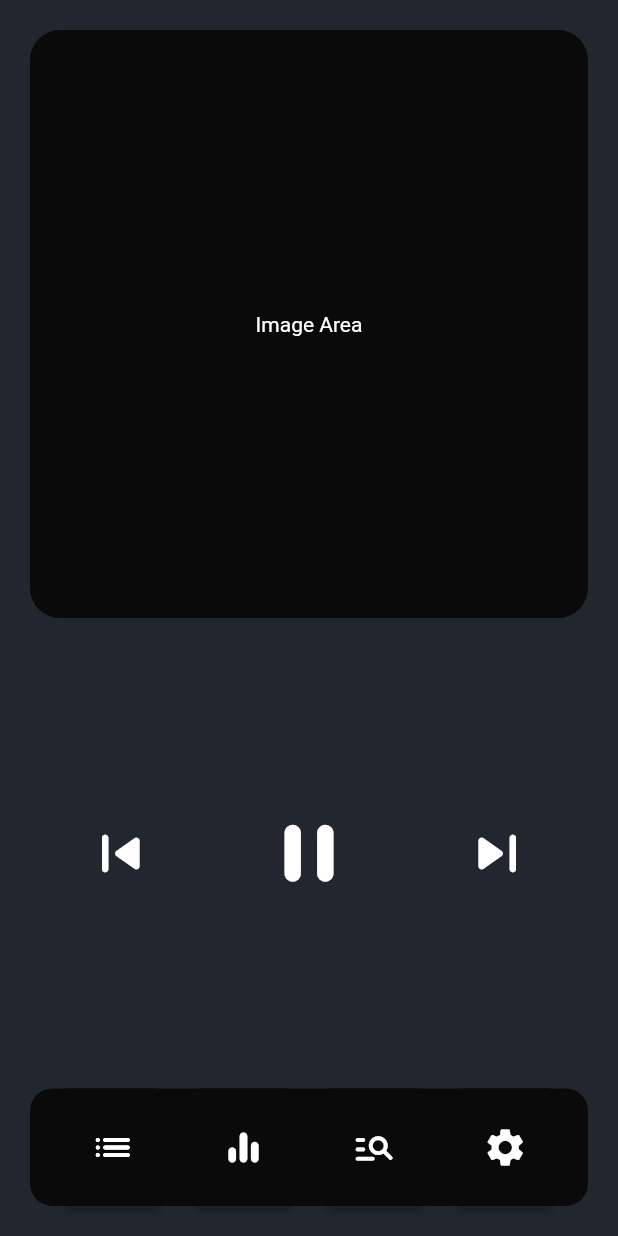
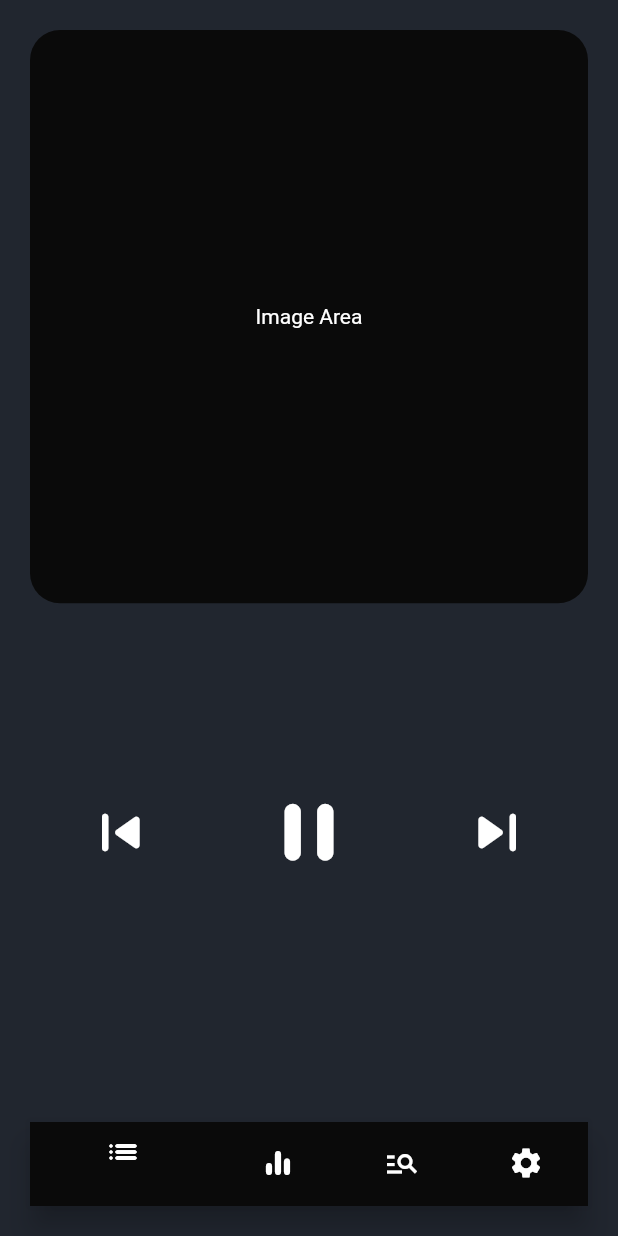
Before and after one commit to DhrupamP/Music-Player_flutter, a Flutter app: the HomeScreen screen opened directly, on a phone screen of 412 x 824 dp. Run offline on Flutter 3.47's test engine with Material 2 defaults, Android fonts, the phone set to English and light mode, and no system bars.

Commit message:
add nav bar class

```diff
--- /dev/null
+++ b/lib/components/navigation_bar.dart
@@ -0,0 +1,48 @@
+import 'package:flutter/material.dart';
+import 'package:music_player/utilities/style.dart';
+
+
+
+class NavigationBar extends StatelessWidget {
+  const NavigationBar({
+    Key? key,
+  }) : super(key: key);
+
+  @override
+  Widget build(BuildContext context) {
+    return Container(
+      decoration: BoxDecoration(
+        borderRadius: BorderRadius.all(Radius.circular(15)),
+      ),
+
+      margin: EdgeInsets.all(20),
+      child: BottomNavigationBar(
+
+        backgroundColor: Colors.red,
+        selectedItemColor: Colors.red,
+        items: <BottomNavigationBarItem>[
+          BottomNavigationBarItem(
+            backgroundColor: kSecondaryColor,
+            icon: Icon(Icons.list_rounded,color: Colors.white,),
+            label: '',
+          ),
+          BottomNavigationBarItem(
+            backgroundColor: kSecondaryColor,
+            icon: Icon(Icons.equalizer_rounded,color: Colors.white,),
+            label: '',
+          ),
+          BottomNavigationBarItem(
+            backgroundColor: kSecondaryColor,
+            icon: Icon(Icons.manage_search, color: Colors.white,),
+            label: '',
+          ),
+          BottomNavigationBarItem(
+            backgroundColor: kSecondaryColor,
+            icon: Icon(Icons.settings,color: Colors.white,),
+            label: '',
+          ),
+        ],
+      ),
+    );
+  }
+}
--- a/lib/main.dart
+++ b/lib/main.dart
@@ -17,7 +17,10 @@ class MyApp extends StatelessWidget {
       home: SplashScreen(),
       routes: <String, WidgetBuilder>{
         SPLASH_SCREEN: (BuildContext context) => SplashScreen(),
+
         HOME_SCREEN: (BuildContext context) => const SearchScreen(),
+
+
         //GRID_ITEM_DETAILS_SCREEN: (BuildContext context) => GridItemDetails(),
       },
     );
--- a/lib/screens/home_screen.dart
+++ b/lib/screens/home_screen.dart
@@ -1,6 +1,8 @@
 import 'package:flutter/cupertino.dart';
+import 'package:flutter/gestures.dart';
 import 'package:flutter/material.dart';
 import 'package:music_player/utilities/style.dart';
+import 'package:music_player/components/navigation_bar.dart';
 
 // ignore: use_key_in_widget_constructors
 class HomeScreen extends StatelessWidget {
@@ -88,80 +90,83 @@ class HomeScreen extends StatelessWidget {
                 ),
               ),
 
-              Expanded(
-                flex: 1,
-                child: Container(
-                  decoration: const BoxDecoration(
-                    color: kSecondaryColor,
-                    borderRadius: BorderRadius.all(
-                      Radius.circular(15.0),
-                    ),
-                  ),
-                  child: Row(
-                    mainAxisAlignment: MainAxisAlignment.spaceEvenly,
-                    crossAxisAlignment: CrossAxisAlignment.stretch,
-                    children: [
-                      ElevatedButton(
-                        style: ElevatedButton.styleFrom(
-                          primary: kSecondaryColor,
-                        ),
-                        child: const Icon(
-                          Icons.list_rounded,
-                          color: Colors.white,
-                          size: 30.0,
-                        ),
-                        onPressed: () {
-                          print('Clicked List Button');
-                        },
-                      ),
-                      ElevatedButton(
-                        style: ElevatedButton.styleFrom(
-                          primary: kSecondaryColor,
-                        ),
-                        child: const Icon(
-                          Icons.equalizer_rounded,
-                          color: Colors.white,
-                          size: 30.0,
-                        ),
-                        onPressed: () {
-                          print('Clicked Equalizer Button');
-                        },
-                      ),
-                      ElevatedButton(
-                        style: ElevatedButton.styleFrom(
-                          primary: kSecondaryColor,
-                        ),
-                        child: const Icon(
-                          Icons.manage_search_rounded,
-                          color: Colors.white,
-                          size: 30.0,
-                        ),
-                        onPressed: () {
-                          print('Clicked Search Button');
-                        },
-                      ),
-                      ElevatedButton(
-                        style: ElevatedButton.styleFrom(
-                          primary: kSecondaryColor,
-                        ),
-                        child: const Icon(
-                          Icons.settings,
-                          color: Colors.white,
-                          size: 30.0,
-                        ),
-                        onPressed: () {
-                          print('Clicked settings Button');
-                        },
-                      ),
-                    ],
-                  ),
-                ),
-              ),
+              // Expanded(
+              //   flex: 1,
+              //   child: Container(
+              //     decoration: const BoxDecoration(
+              //       color: kSecondaryColor,
+              //       borderRadius: BorderRadius.all(
+              //         Radius.circular(15.0),
+              //       ),
+              //     ),
+              //     child: Row(
+              //       mainAxisAlignment: MainAxisAlignment.spaceEvenly,
+              //       crossAxisAlignment: CrossAxisAlignment.stretch,
+              //       children: [
+              //         ElevatedButton(
+              //           style: ElevatedButton.styleFrom(
+              //             primary: kSecondaryColor,
+              //           ),
+              //           child: const Icon(
+              //             Icons.list_rounded,
+              //             color: Colors.white,
+              //             size: 30.0,
+              //           ),
+              //           onPressed: () {
+              //             print('Clicked List Button');
+              //           },
+              //         ),
+              //         ElevatedButton(
+              //           style: ElevatedButton.styleFrom(
+              //             primary: kSecondaryColor,
+              //           ),
+              //           child: const Icon(
+              //             Icons.equalizer_rounded,
+              //             color: Colors.white,
+              //             size: 30.0,
+              //           ),
+              //           onPressed: () {
+              //             print('Clicked Equalizer Button');
+              //           },
+              //         ),
+              //         ElevatedButton(
+              //           style: ElevatedButton.styleFrom(
+              //             primary: kSecondaryColor,
+              //           ),
+              //           child: const Icon(
+              //             Icons.manage_search_rounded,
+              //             color: Colors.white,
+              //             size: 30.0,
+              //           ),
+              //           onPressed: () {
+              //             print('Clicked Search Button');
+              //           },
+              //         ),
+              //         ElevatedButton(
+              //           style: ElevatedButton.styleFrom(
+              //             primary: kSecondaryColor,
+              //           ),
+              //           child: const Icon(
+              //             Icons.settings,
+              //             color: Colors.white,
+              //             size: 30.0,
+              //           ),
+              //           onPressed: () {
+              //             print('Clicked settings Button');
+              //           },
+              //         ),
+              //       ],
+              //     ),
+              //   ),
+              // ),
 
             ],
           ),
         ),
       ),
+      bottomNavigationBar: NavigationBar(),
     );
   }
 }
+
+//
```
